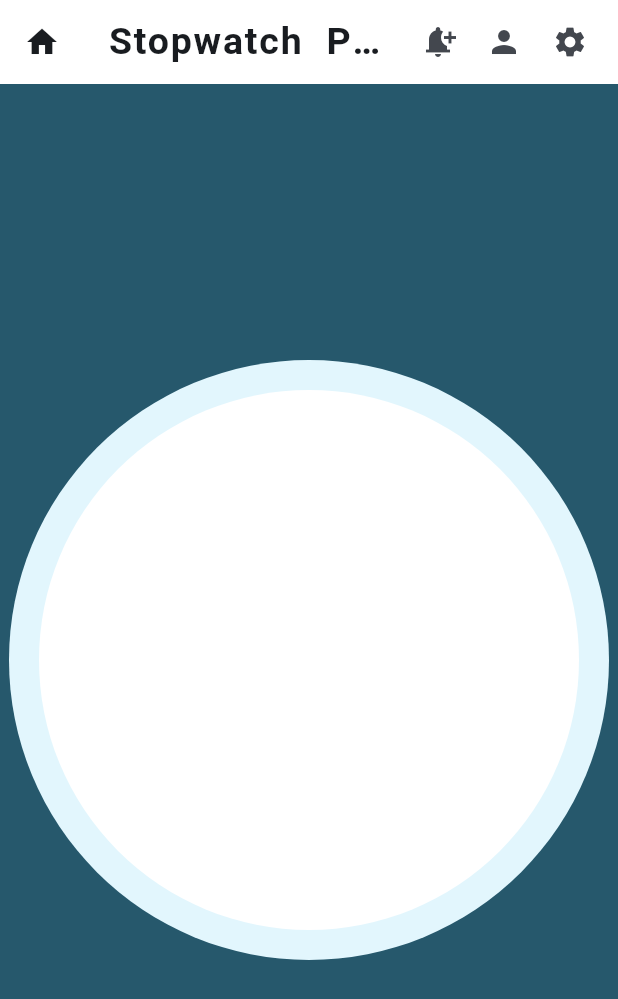
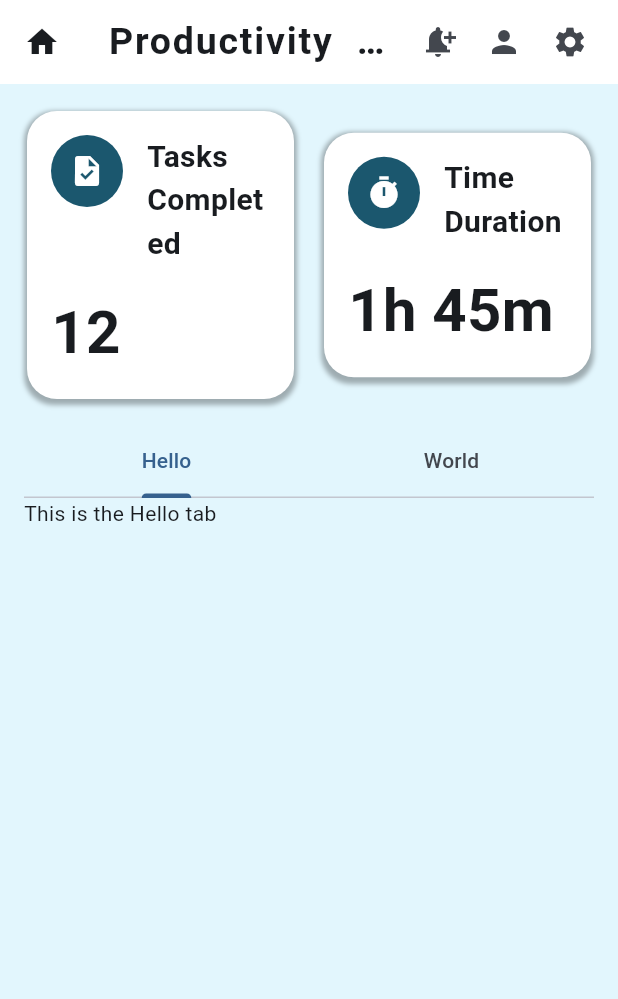
Before and after one commit to daiyaan-2000/TimeTracker, a Flutter app: the ProductivityPage screen opened directly, on a phone screen of 412 x 824 dp. Shown: the top 999 px of the screen. Run offline on Flutter 3.47's test engine with Material 3 defaults, Android fonts, the phone set to English and light mode, and no system bars.

Commit message:
Tabbar initial stages implemented

```diff
--- a/lib/pages/colors.dart
+++ b/lib/pages/colors.dart
@@ -1,8 +1,7 @@
 /*
 
 Icon deep blue -  Color.fromARGB(255, 27, 87, 110)
-Task widgets font - Color.fromARGB(255, 38, 88, 108)
-Task widgets background - Color.fromARGB(255, 95, 159, 184)
+Task widgets background - Color.fromARGB(255, 79, 138, 162)
 Overall background - Color.fromARGB(255, 226, 246, 253)
 
 
--- a/lib/pages/dashboard_page.dart
+++ b/lib/pages/dashboard_page.dart
@@ -263,13 +263,10 @@ class TaskContainers extends StatelessWidget {
       //alignment: Alignment.center,
       padding: EdgeInsets.symmetric(horizontal: 10, vertical: 5),
       decoration: BoxDecoration(
-        color: Color.fromARGB(255, 95, 159, 184),
+        color: Color.fromARGB(255, 79, 138, 162),
         borderRadius: BorderRadius.circular(20),
       ),
-      child: Text(
-        label,
-        style: TextStyle(color: Color.fromARGB(255, 38, 88, 108)),
-      ),
+      child: Text(label, style: TextStyle(color: Colors.white)),
     );
   }
 }
--- a/lib/pages/report_page.dart
+++ b/lib/pages/report_page.dart
@@ -8,15 +8,61 @@ class ProductivityPage extends StatelessWidget {
   Widget build(BuildContext context) {
     return Scaffold(
       appBar: appBar(),
-      backgroundColor: Color.fromARGB(255, 38, 88, 108),
-      body: Center(
-        child: CircleAvatar(
-          radius: 200,
-          backgroundColor: Color.fromARGB(255, 226, 246, 253),
-          child: CircleAvatar(
-            radius: 180,
-            backgroundColor: Color.fromARGB(255, 255, 255, 255),
-          ),
+      backgroundColor: Color.fromARGB(255, 226, 246, 253),
+      body: SingleChildScrollView(
+        padding: EdgeInsets.all(16),
+        child: Column(
+          mainAxisAlignment: MainAxisAlignment.start,
+          children: [
+            Row(
+              mainAxisAlignment: MainAxisAlignment.spaceEvenly,
+              spacing: 16,
+              children: [
+                //-----------------------FIRST BOX-------------------------------------------------
+                OverViewBox(
+                  iconData: Icons.task,
+                  title: 'Tasks Completed',
+                  tasksCompleted: '12',
+                ),
+
+                //-----------------------FIRST BOX-------------------------------------------------
+                OverViewBox(
+                  iconData: Icons.timer,
+                  title: 'Time Duration',
+                  tasksCompleted: '1h 45m',
+                ),
+              ],
+            ),
+            SizedBox(height: 16),
+            SizedBox(
+              height: 300,
+              child: DefaultTabController(
+                length: 2,
+                child: Column(
+                  children: [
+                    Container(
+                      //decoration: BoxDecoration(color: Colors.white),
+                      child: TabBar(
+                        tabs: [
+                          Tab(text: 'Hello'),
+                          Tab(text: 'World'),
+                        ],
+                      ),
+                    ),
+                    Expanded(
+                      child: TabBarView(
+                        children: [
+                          // 3. Ensure child count matches the TabBar length.
+                          Text('This is the Hello tab'),
+                          Text('This is the week tab'),
+                        ],
+                      ),
+                    ),
+                  ],
+                ),
+              ),
+            ),
+          ],
         ),
       ),
     );
@@ -37,7 +83,7 @@ class ProductivityPage extends StatelessWidget {
         SizedBox(width: 20),
       ],
       title: Text(
-        'Stopwatch Page',
+        'Productivity Report',
         style: TextStyle(
           fontSize: 25,
           fontWeight: FontWeight.bold,
@@ -48,3 +94,71 @@ class ProductivityPage extends StatelessWidget {
     );
   }
 }
+
+class OverViewBox extends StatelessWidget {
+  const OverViewBox({
+    super.key,
+    required this.iconData,
+    required this.title,
+    required this.tasksCompleted,
+  });
+
+  final IconData iconData;
+
+  final String title;
+
+  final String tasksCompleted;
+
+  @override
+  Widget build(BuildContext context) {
+    return Expanded(
+      child: Container(
+        margin: EdgeInsets.all(2),
+        padding: EdgeInsets.symmetric(vertical: 16, horizontal: 16),
+
+        decoration: BoxDecoration(
+          color: Colors.white,
+          borderRadius: BorderRadius.circular(20),
+          boxShadow: [
+            BoxShadow(
+              color: Colors.black.withOpacity(0.3),
+              spreadRadius: 2,
+              blurRadius: 2,
+              offset: Offset(0, 2),
+            ),
+          ],
+        ),
+        child: Column(
+          //mainAxisAlignment: MainAxisAlignment.start,
+          crossAxisAlignment: CrossAxisAlignment.start,
+          children: [
+            Row(
+              spacing: 16,
+              mainAxisAlignment: MainAxisAlignment.end,
+              crossAxisAlignment: CrossAxisAlignment.start,
+              children: [
+                CircleAvatar(
+                  minRadius: 24,
+                  backgroundColor: Color.fromARGB(255, 27, 87, 110),
+                  child: Icon(iconData, color: Colors.white, size: 24),
+                ),
+                Expanded(
+                  //alignment: WrapAlignment.start,
+                  child: Text(
+                    title,
+                    style: TextStyle(fontSize: 20, fontWeight: FontWeight.bold),
+                  ),
+                ),
+              ],
+            ),
+            SizedBox(height: 16),
+            Text(
+              tasksCompleted,
+              style: TextStyle(fontSize: 40, fontWeight: FontWeight.bold),
+            ),
+          ],
+        ),
+      ),
+    );
+  }
+}
```
